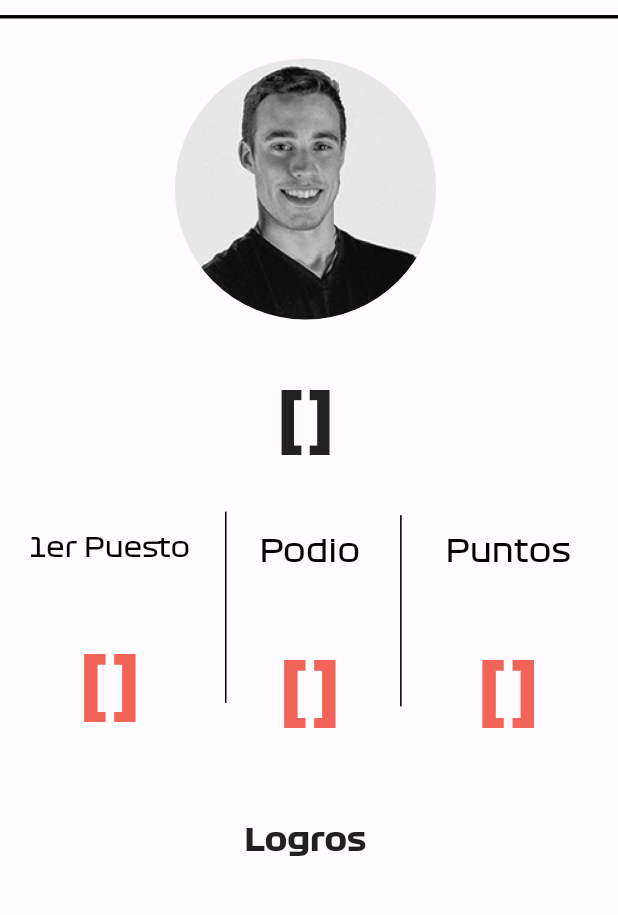
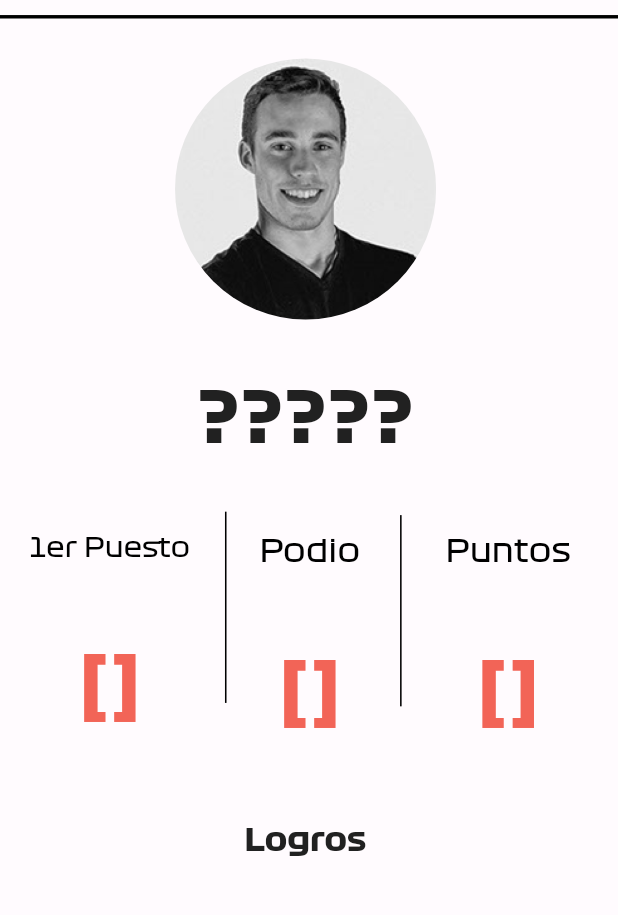
Before and after one commit to F1FantasyMulWeb/FantasyF1, a Flutter app: the AvatarScreen screen opened by its route, on a phone screen of 412 x 824 dp, the part 59-974 px from its top. Run offline on Flutter 3.47's test engine with Material 2 defaults, Android fonts, the phone set to English and light mode, and no system bars; our stand-ins replace cached_network_image, flutter_svg, flutter_svg_provider, get, image_picker, permission_handler and 2 more; accounts and stored records are empty.

Commit message:
Para Jorge

```diff
--- a/lib/presentation/screens/avatar_screen/avatar_screen.dart
+++ b/lib/presentation/screens/avatar_screen/avatar_screen.dart
@@ -1,16 +1,23 @@
+import 'package:fantasyf1/DataBase/databasecontroller.dart';
 import 'package:fantasyf1/core/app_export.dart';
 import 'package:fantasyf1/widgets/app_bar/appbar_image_1.dart';
 import 'package:fantasyf1/widgets/app_bar/custom_app_bar.dart';
 import 'package:flutter/material.dart';
+import 'package:supabase_flutter/supabase_flutter.dart';
 
 import '../../../widgets/app_bar/AppBarImageAndSubtitle.dart';
 
-class AvatarScreen extends StatelessWidget {
-  const AvatarScreen({Key? key})
-      : super(
-          key: key,
-        );
+class AvatarScreen extends StatefulWidget {
+  const AvatarScreen({Key? key}) : super(key: key);
 
+  @override
+  _AvatarScreenState createState() => _AvatarScreenState();
+}
+
+class _AvatarScreenState extends State<AvatarScreen> {
+  final client = Supabase.instance.client;
+  DataBaseController clienteController =
+  DataBaseController(Supabase.instance.client);
   @override
   Widget build(BuildContext context) {
     mediaQueryData = MediaQuery.of(context);
@@ -77,10 +84,23 @@ class AvatarScreen extends StatelessWidget {
                     ),
                   ),
                   SizedBox(height: 37.v),
-                  Text(
-                    "lbl".tr,
-                    style: CustomTextStyles.displayMediumOnPrimary,
+                  FutureBuilder<String>(
+                    future: clienteController.selectUserName(),
+                    builder: (BuildContext context, AsyncSnapshot<String> snapshot) {
+                      if (snapshot.connectionState == ConnectionState.waiting) {
+                        return CircularProgressIndicator();
+                      } else {
+                        if (snapshot.hasError)
+                          return Text('Error: ${snapshot.error}');
+                        else
+                          return Text(
+                            snapshot.data!,
+                            style: CustomTextStyles.displayMediumOnPrimary,
+                          );
+                      }
+                    },
                   ),
+
                   Padding(
                     padding: EdgeInsets.only(
                       top: 33.v,
@@ -231,6 +251,7 @@ class AvatarScreen extends StatelessWidget {
     );
   }
 }
+
 onTapEditAvatar(BuildContext context) {
   Navigator.pushNamed(context, AppRoutes.editAvatarScreen);
 }
```
Also changed, not shown: lib/DataBase/databasecontroller.dart (+13 -1 lines), lib/presentation/screens/edit_avatar_screen/edit_avatar_screen.dart (+46 -36 lines).
